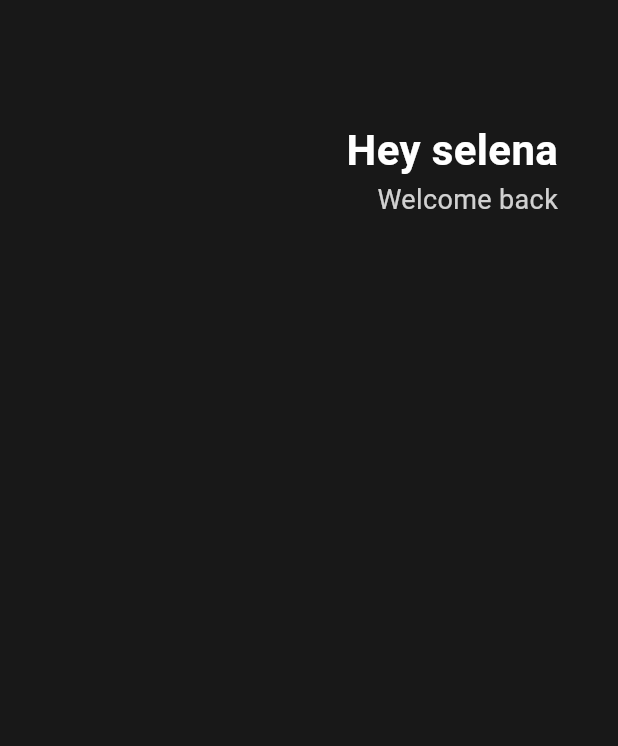
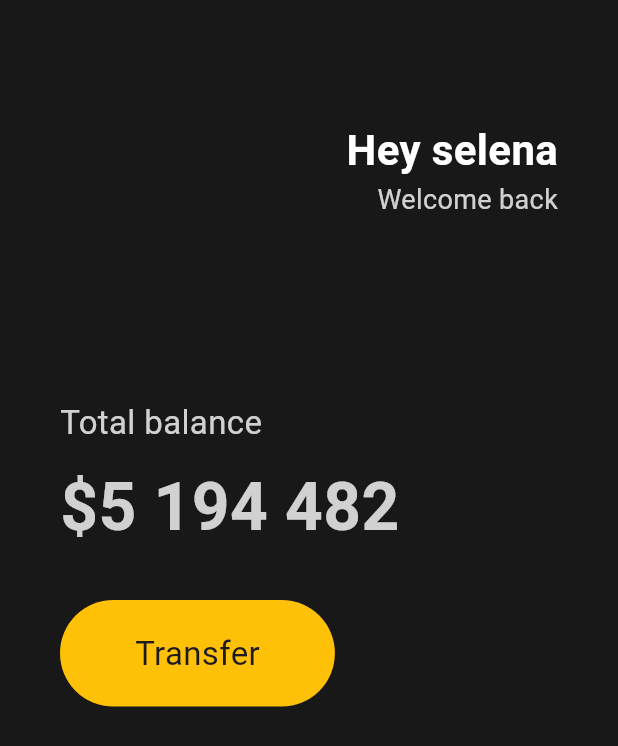
Before and after one commit to hijunglit/Hitoons, a Flutter app: the screen it shows after launch, on a phone screen of 412 x 824 dp. Shown: the top 746 px of the screen. Run offline on Flutter 3.47's test engine with Material 3 defaults, Android fonts, the phone set to English and light mode, and no system bars.

Commit message:
Button section

```diff
--- a/lib/main.dart
+++ b/lib/main.dart
@@ -13,6 +13,7 @@ class App extends StatelessWidget {
         body: Padding(
           padding: EdgeInsets.symmetric(horizontal: 40),
           child: Column(
+            crossAxisAlignment: CrossAxisAlignment.start,
             children: [
               SizedBox(
                 height: 80,
@@ -43,6 +44,52 @@ class App extends StatelessWidget {
                   ),
                 ],
               ),
+              SizedBox(
+                height: 120,
+              ),
+              Text(
+                "Total balance",
+                style: TextStyle(
+                  fontSize: 22,
+                  color: Colors.white.withValues(alpha: 0.8),
+                ),
+              ),
+              SizedBox(
+                height: 10,
+              ),
+              Text(
+                "\$5 194 482",
+                style: TextStyle(
+                  fontSize: 44,
+                  fontWeight: FontWeight.w600,
+                  color: Colors.white.withValues(alpha: 0.8),
+                ),
+              ),
+              SizedBox(
+                height: 30,
+              ),
+              Row(
+                children: [
+                  Container(
+                    decoration: BoxDecoration(
+                      color: Colors.amber,
+                      borderRadius: BorderRadius.circular(45),
+                    ),
+                    child: Padding(
+                      padding: EdgeInsets.symmetric(
+                        vertical: 20,
+                        horizontal: 50,
+                      ),
+                      child: Text(
+                        "Transfer",
+                        style: TextStyle(
+                          fontSize: 22,
+                        ),
+                      ),
+                    ),
+                  ),
+                ],
+              ),
             ],
           ),
         ),
```
